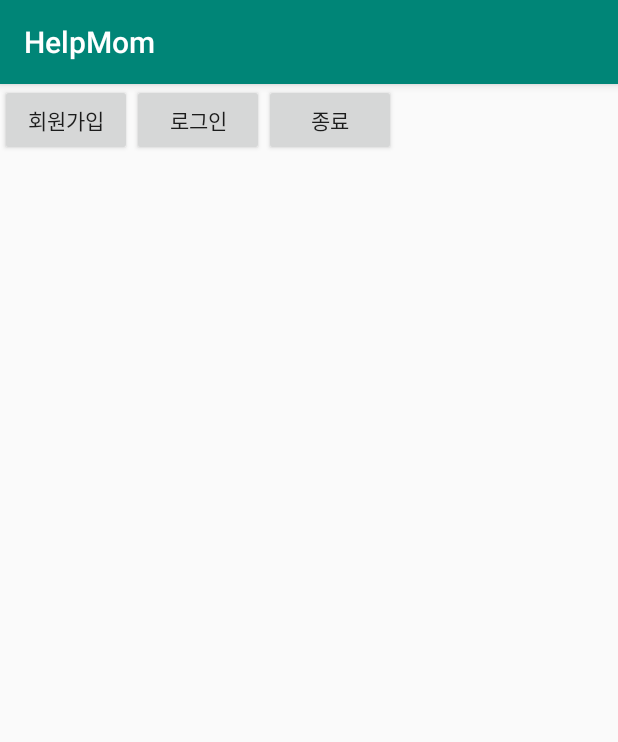
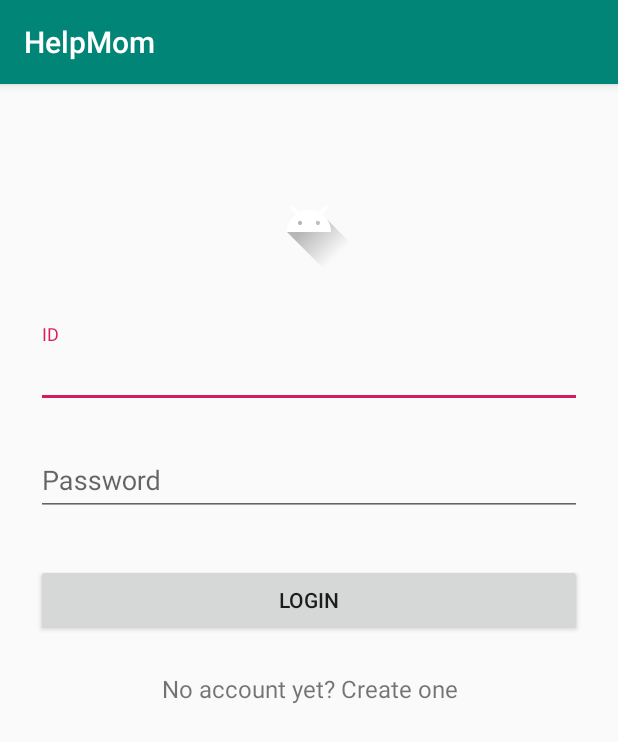
Before and after one commit to cyblack/HelpMom, an Android app: the screen it shows after launch (LoginActivity), on a phone screen of 412 x 824 dp. Shown: the top 742 px of the screen. Run offline under Robolectric (Android 15) with nearby library versions, the phone set to English and light mode, and no system bars.

Commit message:
LoginActivity.java and activity_login modified
DB check part should be implemented later.

```diff
--- a/app/build.gradle
+++ b/app/build.gradle
@@ -20,9 +20,11 @@ android {
 
 dependencies {
     implementation fileTree(dir: 'libs', include: ['*.jar'])
+    implementation 'com.android.support:design:27.1.1'
     implementation 'com.android.support:appcompat-v7:27.1.1'
     implementation 'com.android.support.constraint:constraint-layout:1.1.3'
     testImplementation 'junit:junit:4.12'
     androidTestImplementation 'com.android.support.test:runner:1.0.2'
     androidTestImplementation 'com.android.support.test.espresso:espresso-core:3.0.2'
+
 }
--- a/app/src/main/res/layout/activity_login.xml
+++ b/app/src/main/res/layout/activity_login.xml
@@ -1,35 +1,65 @@
 <?xml version="1.0" encoding="utf-8"?>
 
-<LinearLayout
-    xmlns:android="http://schemas.android.com/apk/res/android"
-    xmlns:app="http://schemas.android.com/apk/res-auto"
-    xmlns:tools="http://schemas.android.com/tools"
+<LinearLayout xmlns:android="http://schemas.android.com/apk/res/android"
+    android:orientation="vertical"
     android:layout_width="match_parent"
-    android:layout_height="match_parent"
-    tools:context=".LoginActivity"
-    >
+    android:layout_height="wrap_content"
+    android:paddingTop="56dp"
+    android:paddingLeft="24dp"
+    android:paddingRight="24dp">
 
+    <ImageView android:src="@drawable/ic_launcher_foreground"
+        android:layout_width="wrap_content"
+        android:layout_height="72dp"
+        android:layout_marginBottom="24dp"
+        android:layout_gravity="center_horizontal" />
 
-    <Button
-        android:id="@+id/register"
-        android:layout_width="wrap_content"
+    <!-- Email Label -->
+    <android.support.design.widget.TextInputLayout
+        android:layout_width="match_parent"
         android:layout_height="wrap_content"
-        android:text="회원가입"
-        />
+        android:layout_marginTop="8dp"
+        android:layout_marginBottom="8dp">
 
+        <EditText android:id="@+id/id"
+            android:layout_width="match_parent"
+            android:layout_height="wrap_content"
+            android:inputType=""
+            android:hint="ID"
+            />
 
-    <Button
+    </android.support.design.widget.TextInputLayout>
+
+    <!-- Password Label -->
+    <android.support.design.widget.TextInputLayout
+        android:layout_width="match_parent"
+        android:layout_height="wrap_content"
+        android:layout_marginTop="8dp"
+        android:layout_marginBottom="8dp">
+
+        <EditText android:id="@+id/pw"
+            android:layout_width="match_parent"
+            android:layout_height="wrap_content"
+            android:inputType="textPassword"
+            android:hint="Password"/>
+
+    </android.support.design.widget.TextInputLayout>
+
+    <android.support.v7.widget.AppCompatButton
         android:id="@+id/login"
-        android:layout_width="wrap_content"
+        android:layout_width="match_parent"
         android:layout_height="wrap_content"
-        android:text="로그인"
-        />
+        android:layout_marginTop="24dp"
+        android:layout_marginBottom="24dp"
+        android:padding="12dp"
+        android:text="Login"/>
 
-    <Button
-        android:id="@+id/exit"
-        android:layout_width="wrap_content"
+    <TextView android:id="@+id/register"
+        android:layout_width="match_parent"
         android:layout_height="wrap_content"
-        android:text="종료"
-        />
+        android:layout_marginBottom="24dp"
+        android:text="No account yet? Create one"
+        android:gravity="center"
+        android:textSize="16dip"/>
 
 </LinearLayout>
--- a/build.gradle
+++ b/build.gradle
@@ -8,7 +8,6 @@ buildscript {
     }
     dependencies {
         classpath 'com.android.tools.build:gradle:3.4.1'
-
         // NOTE: Do not place your application dependencies here; they belong
         // in the individual module build.gradle files
     }
```
Also changed, not shown: app/src/main/java/org/androidtown/helpmom/LoginActivity.java (+101 -13 lines).
